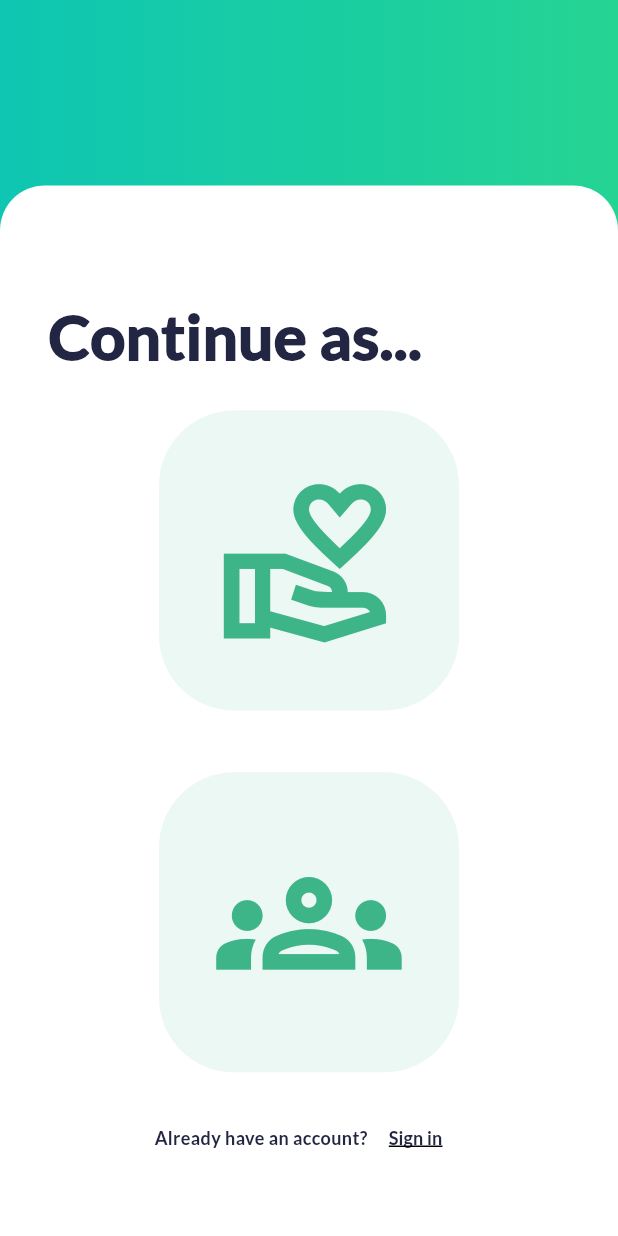
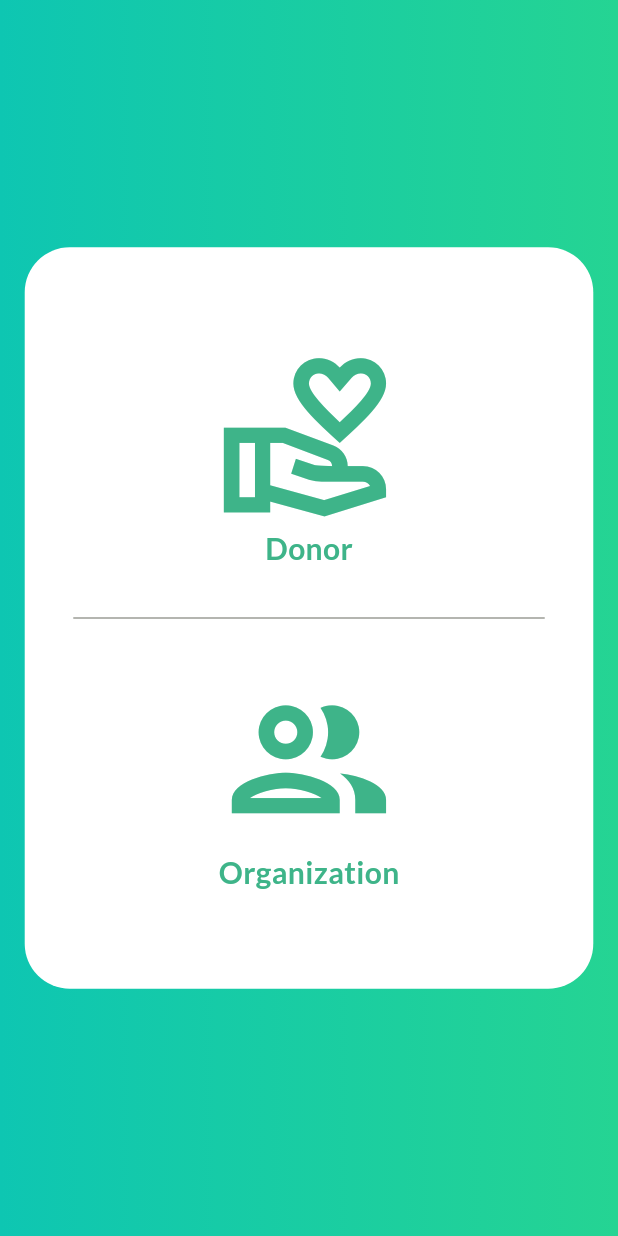
Before and after one commit to cslabiano/cmsc23-project, a Flutter app: the SignUpOption screen opened by its route, on a phone screen of 412 x 824 dp. Run offline on Flutter 3.47's test engine with Material 3 defaults, Android fonts, the phone set to English and light mode, and no system bars; our stand-ins replace cloud_firestore, dotted_border, firebase_auth, firebase_core; accounts and stored records are empty.

Commit message:
style: style sign up options

```diff
--- a/lib/screens/entry/signup_option.dart
+++ b/lib/screens/entry/signup_option.dart
@@ -26,9 +26,10 @@ class SignUpOption extends StatelessWidget {
         body: Container(
           decoration: const BoxDecoration(
             color: Colors.white,
-            borderRadius: BorderRadius.vertical(top: Radius.circular(30)),
+            borderRadius: BorderRadius.all(Radius.circular(30)),
           ),
-          margin: EdgeInsets.only(top: screenHeight * 0.15),
+          margin: EdgeInsets.symmetric(
+              horizontal: screenWidth * 0.04, vertical: screenHeight * 0.2),
           padding: EdgeInsets.symmetric(horizontal: screenWidth * 0.03),
           child: Column(
             children: [
@@ -36,100 +37,80 @@ class SignUpOption extends StatelessWidget {
                 child: Center(
                   child: SingleChildScrollView(
                     child: Padding(
-                      padding:
-                          const EdgeInsets.only(top: 50, left: 20, right: 20),
+                      padding: const EdgeInsets.all(20),
                       child: Column(
                         mainAxisAlignment: MainAxisAlignment.center,
                         children: [
-                          Align(
-                            alignment: Alignment.topLeft,
-                            child: Text(
-                              "Continue as...",
-                              style: TextStyle(
-                                fontSize: screenWidth * 0.1,
-                                fontWeight: FontWeight.w900,
-                                color: Theme.of(context).colorScheme.secondary,
-                              ),
-                              textAlign: TextAlign.center,
-                            ),
-                          ),
-                          const SizedBox(height: 20),
-                          Container(
+                          Material(
+                            child: InkWell(
+                                borderRadius: BorderRadius.circular(30),
+                                child: Container(
                                   height: 200,
-                            width: 200,
+                                  width: double.infinity,
                                   decoration: BoxDecoration(
                                     borderRadius: BorderRadius.circular(50),
-                              color: const Color.fromRGBO(62, 180, 137, 0.1),
-                              // color: const Color.fromRGBO(34, 38, 66, 0.1),
                                   ),
-                            child: IconButton(
-                              icon: Icon(
+                                  child: Column(
+                                    mainAxisAlignment: MainAxisAlignment.center,
+                                    children: [
+                                      Icon(
                                         Icons.volunteer_activism_outlined,
-                                color: Theme.of(context).colorScheme.primary,
+                                        color: Theme.of(context)
+                                            .colorScheme
+                                            .primary,
                                         size: screenWidth * 0.3,
                                       ),
-                              onPressed: () {
-                                Navigator.pushNamed(context, '/signup_donor');
-                              },
-                            ),
-                          ),
-                          SizedBox(height: screenHeight * 0.05),
-                          Container(
-                            height: 200,
-                            width: 200,
-                            decoration: BoxDecoration(
-                              borderRadius: BorderRadius.circular(50),
-                              color: const Color.fromRGBO(62, 180, 137, 0.1),
-                              // color: const Color.fromRGBO(34, 38, 66, 0.1),
-                            ),
-                            child: IconButton(
-                              icon: Icon(
-                                Icons.groups_outlined,
-                                color: Theme.of(context).colorScheme.primary,
-                                size: screenWidth * 0.3,
-                              ),
-                              onPressed: () {
-                                Navigator.pushNamed(context, '/signup_org');
-                              },
-                            ),
-                          ),
-                          const SizedBox(height: 20),
-                          Align(
-                            alignment: Alignment.bottomCenter,
-                            child: Padding(
-                              padding: const EdgeInsets.only(bottom: 20.0),
-                              child: Row(
-                                mainAxisAlignment: MainAxisAlignment.center,
-                                children: [
                                       Text(
-                                    "Already have an account?",
+                                        "Donor",
                                         style: TextStyle(
-                                      fontSize: 12,
+                                            color:
+                                                Theme.of(context).primaryColor,
                                             fontWeight: FontWeight.bold,
-                                      color: Theme.of(context)
-                                          .colorScheme
-                                          .secondary,
-                                    ),
-                                  ),
-                                  TextButton(
-                                    onPressed: () {
-                                      Navigator.pushNamed(context, '/signin');
-                                    },
-                                    child: Text(
-                                      "Sign in",
-                                      style: TextStyle(
-                                        decoration: TextDecoration.underline,
-                                        fontWeight: FontWeight.bold,
-                                        fontSize: 12,
-                                        color: Theme.of(context)
-                                            .colorScheme
-                                            .secondary,
-                                      ),
-                                    ),
-                                  ),
+                                            fontSize: 20),
+                                      )
                                     ],
                                   ),
                                 ),
+                                onTap: () {
+                                  Navigator.pushNamed(context, '/signup_donor');
+                                }),
+                          ),
+                          // SizedBox(height: screenHeight * 0.05),
+                          Divider(
+                              color: Theme.of(context).colorScheme.tertiary),
+                          Material(
+                            child: InkWell(
+                                borderRadius: BorderRadius.circular(30),
+                                child: Container(
+                                  height: 200,
+                                  width: double.infinity,
+                                  decoration: BoxDecoration(
+                                    borderRadius: BorderRadius.circular(50),
+                                  ),
+                                  child: Column(
+                                    mainAxisAlignment: MainAxisAlignment.center,
+                                    children: [
+                                      Icon(
+                                        Icons.group_outlined,
+                                        color: Theme.of(context)
+                                            .colorScheme
+                                            .primary,
+                                        size: screenWidth * 0.3,
+                                      ),
+                                      Text(
+                                        "Organization",
+                                        style: TextStyle(
+                                            color:
+                                                Theme.of(context).primaryColor,
+                                            fontWeight: FontWeight.bold,
+                                            fontSize: 20),
+                                      )
+                                    ],
+                                  ),
+                                ),
+                                onTap: () {
+                                  Navigator.pushNamed(context, '/signup_org');
+                                }),
                           ),
                         ],
                       ),
```
Lines whose indentation alone changed are shown as unchanged.
